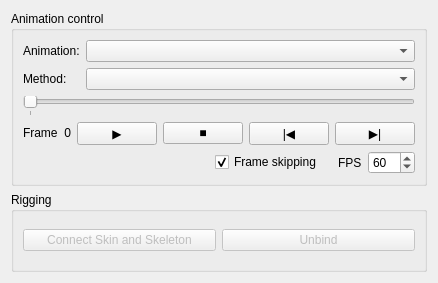
Above: Plugin-SkeletalAnimation/animationControls.ui from ShenRen/OpenFlipper before the change. Below: the same form after it.
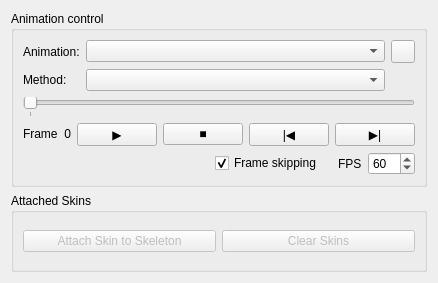
That is the form after the change.

Diff of the .ui file:
```diff
--- a/Plugin-SkeletalAnimation/animationControls.ui
+++ b/Plugin-SkeletalAnimation/animationControls.ui
@@ -6,7 +6,7 @@
    <rect>
     <x>0</x>
     <y>0</y>
-    <width>311</width>
+    <width>315</width>
     <height>283</height>
    </rect>
   </property>
@@ -58,6 +58,13 @@
         <item row="1" column="1">
          <widget class="QComboBox" name="cbMethod"/>
         </item>
+        <item row="0" column="2">
+         <widget class="QToolButton" name="pbAddAnimation">
+          <property name="text">
+           <string/>
+          </property>
+         </widget>
+        </item>
        </layout>
       </item>
       <item>
@@ -235,7 +242,7 @@
    <item>
     <widget class="QGroupBox" name="riggingBox">
      <property name="title">
-      <string>Rigging</string>
+      <string>Attached Skins</string>
      </property>
      <layout class="QHBoxLayout" name="horizontalLayout_2">
       <item>
@@ -244,7 +251,7 @@
          <bool>false</bool>
         </property>
         <property name="text">
-         <string>Connect Skin and Skeleton</string>
+         <string>Attach Skin to Skeleton</string>
         </property>
        </widget>
       </item>
@@ -254,7 +261,7 @@
          <bool>false</bool>
         </property>
         <property name="text">
-         <string>Unbind</string>
+         <string>Clear Skins</string>
         </property>
        </widget>
       </item>
```
Left out of the diff: 15 changed lines with no effect on the pictures.
